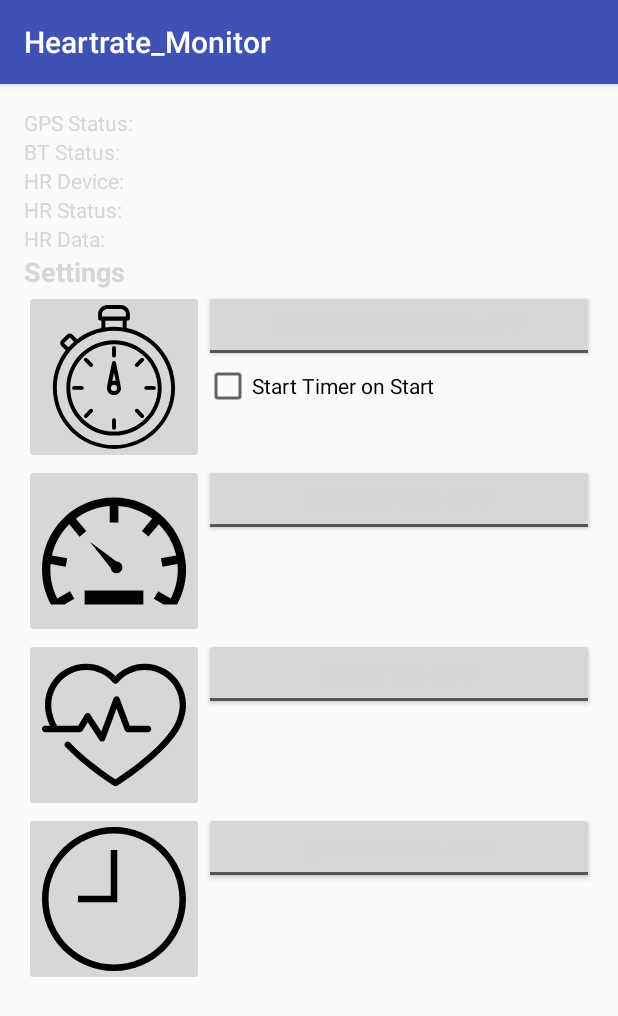
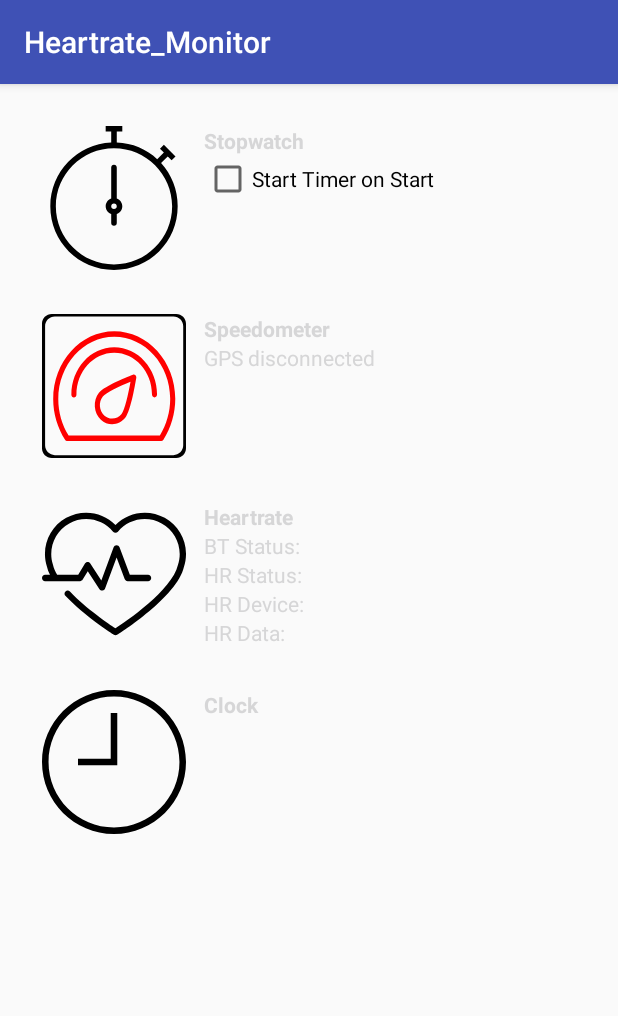
Before and after one commit to kleinandreas2002/myheartrate-on-bike, an Android app: the screen it shows after launch (MainActivity), on a phone screen of 412 x 824 dp. Shown: the top 1016 px of the screen. Run offline under Robolectric (Android 15) with nearby library versions, the phone set to English and light mode, and no system bars.

Commit message:
intermediate status
next steps: prepare stopwatch heartrate and clock button with toogle svg files

```diff
--- a/app/src/main/java/com/example/aklesoft/heartrate_monitor/MainActivity.java
+++ b/app/src/main/java/com/example/aklesoft/heartrate_monitor/MainActivity.java
@@ -120,7 +120,7 @@ public class MainActivity extends AppCompatActivity{
         SettingSpeedView = (ToggleButton) findViewById(R.id.SettingSpeedView);
         SettingHRView = (ToggleButton) findViewById(R.id.SettingHRView);
         SettingClockView = (ToggleButton) findViewById(R.id.SettingClockView);
-        SettingTimerView = (ToggleButton) findViewById(R.id.SettingTimerView);
+        SettingTimerView = (ToggleButton) findViewById(R.id.SettingStopWatchView);
 
         tHR_Status = (TextView) findViewById(R.id.HR_Status);
         tHR_Data = (TextView) findViewById(R.id.HR_Data);
--- /dev/null
+++ b/app/src/main/res/drawable/ic_speedometer_false.xml
@@ -0,0 +1,12 @@
+<vector android:height="96dp" android:viewportHeight="58.982"
+    android:viewportWidth="58.982" android:width="96dp" xmlns:android="http://schemas.android.com/apk/res/android">
+    <path android:fillColor="#ff0000" android:pathData="m37.26,24.88c-1.18,0.45 -11.64,4.46 -13.94,7.41 -1.23,1.59 -1.83,3.61 -1.68,5.7 0.15,2.08 1.04,3.97 2.48,5.33 1.29,1.2 2.93,1.87 4.62,1.87 2.09,0 4.07,-1 5.43,-2.75 2.29,-2.96 4.24,-14.93 4.45,-16.28 0.06,-0.4 -0.07,-0.8 -0.35,-1.07 -0.28,-0.26 -0.66,-0.34 -1.01,-0.21zM32.59,40.96c-1.74,2.24 -5.07,2.53 -7.11,0.62 -1.02,-0.96 -1.65,-2.3 -1.76,-3.77 -0.11,-1.47 0.31,-2.91 1.19,-4.03 1.29,-1.66 6.97,-4.32 11.34,-6.08 -0.87,4.91 -2.38,11.61 -3.66,13.25zM29.59,7.04C15.8,7.04 4.59,19.53 4.59,34.87c0,5.85 1.75,11.78 4.92,16.69 0.19,0.3 0.51,0.48 0.85,0.48L48.82,52.04c0.34,0 0.65,-0.18 0.85,-0.48 3.17,-4.9 4.92,-10.88 4.92,-16.82C54.59,19.47 43.37,7.04 29.59,7.04ZM48.28,49.76L10.9,49.76C8.17,45.33 6.67,40.07 6.67,34.87c0,-14.08 10.28,-25.55 22.92,-25.55 12.64,0 22.92,11.4 22.92,25.42 0,5.28 -1.5,10.58 -4.23,15.01zM29.59,13.62c-9.68,0 -17.56,8.73 -17.56,19.46 0,0.63 0.47,1.14 1.04,1.14 0.58,0 1.04,-0.51 1.04,-1.14 0,-9.47 6.94,-17.17 15.47,-17.17 8.53,0 15.47,7.68 15.47,17.11 0,0.63 0.47,1.14 1.04,1.14 0.57,0 1.04,-0.51 1.04,-1.14C47.15,22.32 39.27,13.62 29.59,13.62Z"/>
+    <path android:fillColor="#000000"
+        android:pathData="M0,0h1.14v58.98h-1.14z" android:strokeWidth="0.70738345"/>
+    <path android:fillColor="#000000"
+        android:pathData="M0,0h58.98v1.14h-58.98z" android:strokeWidth="0.75498348"/>
+    <path android:fillColor="#000000"
+        android:pathData="M57.84,0h1.14v58.98h-1.14z" android:strokeWidth="0.75498343"/>
+    <path android:fillColor="#000000"
+        android:pathData="M0,57.84h58.98v1.14h-58.98z" android:strokeWidth="0.75498343"/>
+</vector>
--- /dev/null
+++ b/app/src/main/res/drawable/ic_speedometer_false_round.xml
@@ -0,0 +1,5 @@
+<vector android:height="96dp" android:viewportHeight="58.982"
+    android:viewportWidth="58.982" android:width="96dp" xmlns:android="http://schemas.android.com/apk/res/android">
+    <path android:fillColor="#ff0000" android:pathData="m37.26,24.88c-1.18,0.45 -11.64,4.46 -13.94,7.41 -1.23,1.59 -1.83,3.61 -1.68,5.7 0.15,2.08 1.04,3.97 2.48,5.33 1.29,1.2 2.93,1.87 4.62,1.87 2.09,0 4.07,-1 5.43,-2.75 2.29,-2.96 4.24,-14.93 4.45,-16.28 0.06,-0.4 -0.07,-0.8 -0.35,-1.07 -0.28,-0.26 -0.66,-0.34 -1.01,-0.21zM32.59,40.96c-1.74,2.24 -5.07,2.53 -7.11,0.62 -1.02,-0.96 -1.65,-2.3 -1.76,-3.77 -0.11,-1.47 0.31,-2.91 1.19,-4.03 1.29,-1.66 6.97,-4.32 11.34,-6.08 -0.87,4.91 -2.38,11.61 -3.66,13.25zM29.59,7.04C15.8,7.04 4.59,19.53 4.59,34.87c0,5.85 1.75,11.78 4.92,16.69 0.19,0.3 0.51,0.48 0.85,0.48L48.82,52.04c0.34,0 0.65,-0.18 0.85,-0.48 3.17,-4.9 4.92,-10.88 4.92,-16.82C54.59,19.47 43.37,7.04 29.59,7.04ZM48.28,49.76L10.9,49.76C8.17,45.33 6.67,40.07 6.67,34.87c0,-14.08 10.28,-25.55 22.92,-25.55 12.64,0 22.92,11.4 22.92,25.42 0,5.28 -1.5,10.58 -4.23,15.01zM29.59,13.62c-9.68,0 -17.56,8.73 -17.56,19.46 0,0.63 0.47,1.14 1.04,1.14 0.58,0 1.04,-0.51 1.04,-1.14 0,-9.47 6.94,-17.17 15.47,-17.17 8.53,0 15.47,7.68 15.47,17.11 0,0.63 0.47,1.14 1.04,1.14 0.57,0 1.04,-0.51 1.04,-1.14C47.15,22.32 39.27,13.62 29.59,13.62Z"/>
+    <path android:fillColor="#000000" android:pathData="M4,0C1.78,0 0,1.78 0,4L0,54.98C0,57.2 1.78,58.98 4,58.98L54.98,58.98C57.2,58.98 58.98,57.2 58.98,54.98L58.98,4C58.98,1.78 57.2,0 54.98,0L4,0zM5.27,1.06L53.84,1.06C56.06,1.06 57.84,2.84 57.84,5.06L57.84,53.81C57.84,56.03 56.06,57.81 53.84,57.81L5.27,57.81C3.05,57.81 1.27,56.03 1.27,53.81L1.27,5.06C1.27,2.84 3.05,1.06 5.27,1.06z"/>
+</vector>
--- /dev/null
+++ b/app/src/main/res/drawable/ic_speedometer_true.xml
@@ -0,0 +1,12 @@
+<vector android:height="96dp" android:viewportHeight="58.982"
+    android:viewportWidth="58.982" android:width="96dp" xmlns:android="http://schemas.android.com/apk/res/android">
+    <path android:fillColor="#00ff00" android:pathData="m37.26,24.88c-1.18,0.45 -11.64,4.46 -13.94,7.41 -1.23,1.59 -1.83,3.61 -1.68,5.7 0.15,2.08 1.04,3.97 2.48,5.33 1.29,1.2 2.93,1.87 4.62,1.87 2.09,0 4.07,-1 5.43,-2.75 2.29,-2.96 4.24,-14.93 4.45,-16.28 0.06,-0.4 -0.07,-0.8 -0.35,-1.07 -0.28,-0.26 -0.66,-0.34 -1.01,-0.21zM32.59,40.96c-1.74,2.24 -5.07,2.53 -7.11,0.62 -1.02,-0.96 -1.65,-2.3 -1.76,-3.77 -0.11,-1.47 0.31,-2.91 1.19,-4.03 1.29,-1.66 6.97,-4.32 11.34,-6.08 -0.87,4.91 -2.38,11.61 -3.66,13.25zM29.59,7.04C15.8,7.04 4.59,19.53 4.59,34.87c0,5.85 1.75,11.78 4.92,16.69 0.19,0.3 0.51,0.48 0.85,0.48L48.82,52.04c0.34,0 0.65,-0.18 0.85,-0.48 3.17,-4.9 4.92,-10.88 4.92,-16.82C54.59,19.47 43.37,7.04 29.59,7.04ZM48.28,49.76L10.9,49.76C8.17,45.33 6.67,40.07 6.67,34.87c0,-14.08 10.28,-25.55 22.92,-25.55 12.64,0 22.92,11.4 22.92,25.42 0,5.28 -1.5,10.58 -4.23,15.01zM29.59,13.62c-9.68,0 -17.56,8.73 -17.56,19.46 0,0.63 0.47,1.14 1.04,1.14 0.58,0 1.04,-0.51 1.04,-1.14 0,-9.47 6.94,-17.17 15.47,-17.17 8.53,0 15.47,7.68 15.47,17.11 0,0.63 0.47,1.14 1.04,1.14 0.57,0 1.04,-0.51 1.04,-1.14C47.15,22.32 39.27,13.62 29.59,13.62Z"/>
+    <path android:fillColor="#000000"
+        android:pathData="M0,0h1.14v58.98h-1.14z" android:strokeWidth="0.70738345"/>
+    <path android:fillColor="#000000"
+        android:pathData="M0,0h58.98v1.14h-58.98z" android:strokeWidth="0.75498348"/>
+    <path android:fillColor="#000000"
+        android:pathData="M57.84,0h1.14v58.98h-1.14z" android:strokeWidth="0.75498343"/>
+    <path android:fillColor="#000000"
+        android:pathData="M0,57.84h58.98v1.14h-58.98z" android:strokeWidth="0.75498343"/>
+</vector>
--- /dev/null
+++ b/app/src/main/res/drawable/ic_speedometer_true_round.xml
@@ -0,0 +1,5 @@
+<vector android:height="96dp" android:viewportHeight="58.982"
+    android:viewportWidth="58.982" android:width="96dp" xmlns:android="http://schemas.android.com/apk/res/android">
+    <path android:fillColor="#00ff00" android:pathData="m37.26,24.88c-1.18,0.45 -11.64,4.46 -13.94,7.41 -1.23,1.59 -1.83,3.61 -1.68,5.7 0.15,2.08 1.04,3.97 2.48,5.33 1.29,1.2 2.93,1.87 4.62,1.87 2.09,0 4.07,-1 5.43,-2.75 2.29,-2.96 4.24,-14.93 4.45,-16.28 0.06,-0.4 -0.07,-0.8 -0.35,-1.07 -0.28,-0.26 -0.66,-0.34 -1.01,-0.21zM32.59,40.96c-1.74,2.24 -5.07,2.53 -7.11,0.62 -1.02,-0.96 -1.65,-2.3 -1.76,-3.77 -0.11,-1.47 0.31,-2.91 1.19,-4.03 1.29,-1.66 6.97,-4.32 11.34,-6.08 -0.87,4.91 -2.38,11.61 -3.66,13.25zM29.59,7.04C15.8,7.04 4.59,19.53 4.59,34.87c0,5.85 1.75,11.78 4.92,16.69 0.19,0.3 0.51,0.48 0.85,0.48L48.82,52.04c0.34,0 0.65,-0.18 0.85,-0.48 3.17,-4.9 4.92,-10.88 4.92,-16.82C54.59,19.47 43.37,7.04 29.59,7.04ZM48.28,49.76L10.9,49.76C8.17,45.33 6.67,40.07 6.67,34.87c0,-14.08 10.28,-25.55 22.92,-25.55 12.64,0 22.92,11.4 22.92,25.42 0,5.28 -1.5,10.58 -4.23,15.01zM29.59,13.62c-9.68,0 -17.56,8.73 -17.56,19.46 0,0.63 0.47,1.14 1.04,1.14 0.58,0 1.04,-0.51 1.04,-1.14 0,-9.47 6.94,-17.17 15.47,-17.17 8.53,0 15.47,7.68 15.47,17.11 0,0.63 0.47,1.14 1.04,1.14 0.57,0 1.04,-0.51 1.04,-1.14C47.15,22.32 39.27,13.62 29.59,13.62Z"/>
+    <path android:fillColor="#000000" android:pathData="M4,0C1.78,0 0,1.78 0,4L0,54.98C0,57.2 1.78,58.98 4,58.98L54.98,58.98C57.2,58.98 58.98,57.2 58.98,54.98L58.98,4C58.98,1.78 57.2,0 54.98,0L4,0zM5.27,1.06L53.84,1.06C56.06,1.06 57.84,2.84 57.84,5.06L57.84,53.81C57.84,56.03 56.06,57.81 53.84,57.81L5.27,57.81C3.05,57.81 1.27,56.03 1.27,53.81L1.27,5.06C1.27,2.84 3.05,1.06 5.27,1.06z"/>
+</vector>
--- a/app/src/main/res/drawable/speedometer_96dp.xml
+++ b/app/src/main/res/drawable/speedometer_96dp.xml
@@ -1,6 +1,4 @@
-<vector android:height="96dp" android:viewportHeight="428.948"
-    android:viewportWidth="428.948" android:width="96dp" xmlns:android="http://schemas.android.com/apk/res/android">
-    <path android:fillColor="#030104" android:pathData="M222,280.5c9.7,0 17.5,-7.9 17.5,-17.6c0,-9.7 -7.9,-17.5 -17.5,-17.5l-79.4,-58.4l61.8,77C205,273.2 212.7,280.5 222,280.5z"/>
-    <path android:fillColor="#030104" android:pathData="M127,332.2h174.9v41.5h-174.9z"/>
-    <path android:fillColor="#030104" android:pathData="M366.1,118.1c-40.5,-40.5 -94.4,-62.8 -151.7,-62.8c-57.3,0 -111.1,22.3 -151.7,62.8S0,212.4 0,269.7c0,37 9.3,72.5 26.8,104h40.1l29.3,-16.9l-12.9,-22.4l-37.7,21.8c-13.3,-25.9 -20.8,-55.3 -20.8,-86.4c0,-5.5 0.3,-11 0.7,-16.3l45,7.9l4.5,-25.5l-45.5,-8c8.1,-35.9 26.5,-67.9 51.8,-92.9l30.8,36.7l19.8,-16.6l-31,-37c28.5,-21.4 63.1,-34.9 100.8,-37.5v49.1h25.9V80.4c37.6,2.5 72.3,16.1 100.8,37.5l-31,37l19.8,16.6l30.8,-36.7c25.3,25 43.6,57.1 51.8,92.9l-45.5,8l4.5,25.5l44.9,-7.9c0.5,5.4 0.7,10.8 0.7,16.3c0,31.1 -7.5,60.5 -20.8,86.4l-37.7,-21.8l-12.9,22.4l29.3,16.9h40.1c17.5,-31.5 26.8,-67 26.8,-104C428.9,212.4 406.6,158.6 366.1,118.1z"/>
+<vector android:height="96dp" android:viewportHeight="58.982"
+    android:viewportWidth="58.982" android:width="96dp" xmlns:android="http://schemas.android.com/apk/res/android">
+    <path android:fillColor="#FF000000" android:pathData="M38.54,24.48c-1.4,0.48 -13.73,4.8 -16.44,7.98c-1.46,1.71 -2.16,3.89 -1.98,6.13c0.18,2.24 1.22,4.28 2.93,5.74c1.52,1.29 3.45,2.01 5.45,2.01c2.47,0 4.8,-1.08 6.4,-2.96c2.71,-3.19 5,-16.07 5.25,-17.53c0.07,-0.43 -0.08,-0.86 -0.41,-1.15C39.41,24.42 38.95,24.33 38.54,24.48zM33.03,41.78c-2.05,2.41 -5.98,2.73 -8.39,0.67c-1.21,-1.03 -1.95,-2.47 -2.07,-4.06c-0.13,-1.59 0.37,-3.13 1.4,-4.34c1.52,-1.79 8.22,-4.65 13.38,-6.54C36.32,32.8 34.53,40.01 33.03,41.78zM29.49,5.27C13.23,5.27 0,18.71 0,35.23c0,6.3 2.06,12.68 5.8,17.96c0.23,0.33 0.6,0.52 1,0.52H52.18c0.4,0 0.77,-0.19 1,-0.52c3.74,-5.28 5.8,-11.71 5.8,-18.1C58.98,18.65 45.75,5.27 29.49,5.27zM51.54,51.25H7.44c-3.22,-4.77 -4.99,-10.43 -4.99,-16.02c0,-15.16 12.13,-27.5 27.03,-27.5s27.03,12.27 27.03,27.36C56.52,40.77 54.76,46.48 51.54,51.25zM29.49,12.35c-11.42,0 -20.71,9.4 -20.71,20.94c0,0.68 0.55,1.23 1.23,1.23c0.68,0 1.23,-0.55 1.23,-1.23c0,-10.19 8.19,-18.48 18.25,-18.48c10.06,0 18.25,8.26 18.25,18.42c0,0.68 0.55,1.23 1.23,1.23c0.68,0 1.23,-0.55 1.23,-1.23C50.2,21.72 40.91,12.35 29.49,12.35z"/>
 </vector>
--- /dev/null
+++ b/app/src/main/res/drawable/stopwatch_96dp.xml
@@ -0,0 +1,5 @@
+<vector android:height="96dp" android:viewportHeight="497.25"
+    android:viewportWidth="497.25" android:width="96dp" xmlns:android="http://schemas.android.com/apk/res/android">
+    <path android:fillColor="#FF000000" android:pathData="M258.2,250.5v-107.1c0,-5.7 -3.8,-9.6 -9.6,-9.6s-9.6,3.8 -9.6,9.6v107.1c-11.5,3.8 -19.1,15.3 -19.1,26.8s7.7,23 19.1,26.8v30.6c0,5.7 3.8,9.6 9.6,9.6s9.6,-3.8 9.6,-9.6v-30.6c11.5,-3.8 19.1,-15.3 19.1,-26.8S269.7,254.4 258.2,250.5zM248.6,286.9c-5.7,0 -9.6,-3.8 -9.6,-9.6s3.8,-9.6 9.6,-9.6s9.6,3.8 9.6,9.6S254.4,286.9 248.6,286.9z"/>
+    <path android:fillColor="#FF000000" android:pathData="M411.2,128.1l23,-23l13.4,13.4l13.4,-13.4L420.8,65l-13.4,13.4L420.8,91.8l-23,23c-36.3,-34.4 -86.1,-55.5 -139.6,-57.4v-38.3h19.1V0h-57.4v19.1h19.1v38.3C122.4,63.1 28.7,158.7 28.7,277.3c0,122.4 97.5,219.9 219.9,219.9c122.4,0 219.9,-97.5 219.9,-219.9C468.6,219.9 447.5,168.3 411.2,128.1zM248.6,478.1c-110.9,0 -200.8,-89.9 -200.8,-200.8S137.7,76.5 248.6,76.5s200.8,89.9 200.8,200.8S359.5,478.1 248.6,478.1z"/>
+</vector>
--- /dev/null
+++ b/app/src/main/res/drawable/stopwatch_selector.xml
@@ -0,0 +1,5 @@
+<?xml version="1.0" encoding="utf-8"?>
+<selector xmlns:android="http://schemas.android.com/apk/res/android">
+        <item android:drawable="@drawable/ic_speedometer_false_round" android:state_checked="false" />
+        <item android:drawable="@drawable/ic_speedometer_true_round" android:state_checked="true" />
+</selector>
--- a/app/src/main/res/layout/activity_main.xml
+++ b/app/src/main/res/layout/activity_main.xml
@@ -19,42 +19,6 @@
         android:layout_alignParentBottom="true"
         android:clickable="true">
 
-        <TextView
-            android:id="@+id/GPS_Status"
-            android:layout_width="match_parent"
-            android:layout_height="wrap_content"
-            android:text="GPS Status: "
-            android:textColor="@color/cast_expanded_controller_background_color" />
-
-        <TextView
-            android:text="BT Status: "
-            android:layout_width="match_parent"
-            android:layout_height="wrap_content"
-            android:textColor="@color/cast_expanded_controller_background_color"
-            android:id="@+id/BT_Status" />
-
-        <TextView
-            android:text="HR Device: "
-            android:layout_width="match_parent"
-            android:layout_height="wrap_content"
-            android:textColor="@color/cast_expanded_controller_background_color"
-            android:id="@+id/HR_Device" />
-
-        <TextView
-            android:text="HR Status: "
-            android:layout_width="match_parent"
-            android:layout_height="wrap_content"
-            android:textColor="@color/cast_expanded_controller_background_color"
-            android:id="@+id/HR_Status" />
-
-
-
-        <TextView
-            android:text="HR Data: "
-            android:layout_width="match_parent"
-            android:layout_height="wrap_content"
-            android:textColor="@color/cast_expanded_controller_background_color"
-            android:id="@+id/HR_Data" />
 
         <!--<Button-->
             <!--android:id="@+id/button_blackmode"-->
@@ -63,38 +27,36 @@
             <!--android:onClick="GoToBlackMode"-->
             <!--android:text="Go to Black Mode" />-->
 
-        <TextView
-            android:layout_width="match_parent"
-            android:layout_height="wrap_content"
-            android:text="Settings"
-            android:textColor="@color/cast_expanded_controller_background_color"
-            android:textSize="18sp"
-            android:textStyle="bold" />
-
         <LinearLayout
             android:layout_width="match_parent"
             android:layout_height="wrap_content"
             android:orientation="horizontal">
 
-            <ImageButton
-                android:id="@+id/imageButton"
-                android:layout_width="wrap_content"
-                android:layout_height="wrap_content"
-                app:srcCompat="@drawable/big_stopwatch_96dp" />
+            <ToggleButton
+                android:id="@+id/SettingStopWatchView"
+                android:layout_width="96dp"
+                android:layout_height="96dp"
+                android:layout_centerInParent="true"
+                android:background="@drawable/stopwatch_96dp"
+                android:padding="12dp"
+                android:layout_margin="12dp"
+                android:textOff=""
+                android:textOn=""
+                android:onClick="SettingStopwatchOnClick"/>
 
             <LinearLayout
                 android:layout_width="match_parent"
                 android:layout_height="match_parent"
                 android:orientation="vertical">
 
-                <ToggleButton
-                    android:id="@+id/SettingTimerView"
+                <TextView
                     android:layout_width="match_parent"
                     android:layout_height="wrap_content"
-                    android:onClick="SettingStopwatchOnClick"
+                    android:text="Stopwatch"
                     android:textColor="@color/cast_expanded_controller_background_color"
-                    android:textOff="Show Stopwatch - OFF"
-                    android:textOn="Show Stopwatch - ON" />
+                    android:textSize="14sp"
+                    android:textStyle="bold"
+                    android:layout_marginTop="12dp"/>
 
                 <CheckBox
                     android:layout_width="match_parent"
@@ -104,69 +66,160 @@
 
         </LinearLayout>
 
-        <LinearLayout
+        <Space
             android:layout_width="match_parent"
-            android:layout_height="wrap_content"
-            android:orientation="horizontal">
-
-            <ImageButton
-                android:id="@+id/imageButton2"
-                android:layout_width="wrap_content"
-                android:layout_height="wrap_content"
-                app:srcCompat="@drawable/speedometer_96dp" />
-
-            <ToggleButton
-                android:id="@+id/SettingSpeedView"
-                android:layout_width="match_parent"
-                android:layout_height="wrap_content"
-                android:checked="false"
-                android:onClick="SettingSpeedOnClick"
-                android:textColor="@color/cast_expanded_controller_background_color"
-                android:textOff="Show Speed - OFF"
-                android:textOn="Show Speed - ON" />
-        </LinearLayout>
+            android:layout_height="5dp"
+            android:visibility="visible" />
 
         <LinearLayout
             android:layout_width="match_parent"
             android:layout_height="wrap_content"
             android:orientation="horizontal">
 
-            <ImageButton
-                android:id="@+id/imageButton3"
-                android:layout_width="wrap_content"
-                android:layout_height="wrap_content"
-                app:srcCompat="@drawable/heart_shape_96dp" />
+            <ToggleButton
+                android:id="@+id/SettingSpeedView"
+                android:layout_width="96dp"
+                android:layout_height="96dp"
+                android:layout_centerInParent="true"
+                android:background="@drawable/stopwatch_selector"
+                android:padding="12dp"
+                android:layout_margin="12dp"
+                android:textOff=""
+                android:textOn=""
+                android:onClick="SettingSpeedOnClick"/>
 
-            <ToggleButton
-                android:id="@+id/SettingHRView"
+            <LinearLayout
                 android:layout_width="match_parent"
-                android:layout_height="wrap_content"
-                android:onClick="SettingHrOnClick"
-                android:textColor="@color/cast_expanded_controller_background_color"
-                android:textOff="Show HR - OFF"
-                android:textOn="Show HR - ON" />
+                android:layout_height="match_parent"
+                android:orientation="vertical">
+
+                <TextView
+                    android:layout_width="match_parent"
+                    android:layout_height="wrap_content"
+                    android:text="Speedometer"
+                    android:textColor="@color/cast_expanded_controller_background_color"
+                    android:textSize="14sp"
+                    android:textStyle="bold"
+                    android:layout_marginTop="12dp"/>
+
+                <TextView
+                    android:id="@+id/GPS_Status"
+                    android:layout_width="match_parent"
+                    android:layout_height="wrap_content"
+                    android:text="GPS disconnected"
+                    android:textColor="@color/cast_expanded_controller_background_color" />
+
+            </LinearLayout>
 
         </LinearLayout>
+
+        <Space
+            android:layout_width="match_parent"
+            android:layout_height="5dp"
+            android:visibility="visible" />
 
         <LinearLayout
             android:layout_width="match_parent"
             android:layout_height="wrap_content"
             android:orientation="horizontal">
 
-            <ImageButton
-                android:id="@+id/imageButton4"
-                android:layout_width="wrap_content"
-                android:layout_height="wrap_content"
-                app:srcCompat="@drawable/clock_96dp" />
+            <ToggleButton
+                android:id="@+id/SettingHRView"
+                android:layout_width="96dp"
+                android:layout_height="96dp"
+                android:layout_centerInParent="true"
+                android:background="@drawable/heart_shape_96dp"
+                android:padding="12dp"
+                android:layout_margin="12dp"
+                android:textOff=""
+                android:textOn=""
+                android:onClick="SettingHrOnClick"/>
+
+            <LinearLayout
+                android:layout_width="match_parent"
+                android:layout_height="match_parent"
+                android:orientation="vertical">
+
+                <TextView
+                    android:layout_width="match_parent"
+                    android:layout_height="wrap_content"
+                    android:text="Heartrate"
+                    android:textColor="@color/cast_expanded_controller_background_color"
+                    android:textSize="14sp"
+                    android:textStyle="bold"
+                    android:layout_marginTop="12dp"/>
+
+
+
+                <TextView
+                    android:id="@+id/BT_Status"
+                    android:layout_width="match_parent"
+                    android:layout_height="wrap_content"
+                    android:text="BT Status: "
+                    android:textColor="@color/cast_expanded_controller_background_color" />
+
+                <TextView
+                    android:id="@+id/HR_Status"
+                    android:layout_width="match_parent"
+                    android:layout_height="wrap_content"
+                    android:text="HR Status: "
+                    android:textColor="@color/cast_expanded_controller_background_color" />
+
+                <TextView
+                    android:id="@+id/HR_Device"
+                    android:layout_width="match_parent"
+                    android:layout_height="wrap_content"
+                    android:text="HR Device: "
+                    android:textColor="@color/cast_expanded_controller_background_color" />
+
+                <TextView
+                    android:id="@+id/HR_Data"
+                    android:layout_width="match_parent"
+                    android:layout_height="wrap_content"
+                    android:text="HR Data: "
+                    android:textColor="@color/cast_expanded_controller_background_color" />
+
+            </LinearLayout>
+
+        </LinearLayout>
+
+        <Space
+            android:layout_width="match_parent"
+            android:layout_height="5dp"
+            android:visibility="visible" />
+
+        <LinearLayout
+            android:layout_width="match_parent"
+            android:layout_height="wrap_content"
+            android:orientation="horizontal">
 
             <ToggleButton
                 android:id="@+id/SettingClockView"
+                android:layout_width="96dp"
+                android:layout_height="96dp"
+                android:layout_centerInParent="true"
+                android:background="@drawable/clock_96dp"
+                android:padding="12dp"
+                android:layout_margin="12dp"
+                android:textOff=""
+                android:textOn=""
+                android:onClick="SettingClockOnClick"/>
+
+            <LinearLayout
                 android:layout_width="match_parent"
-                android:layout_height="wrap_content"
-                android:onClick="SettingClockOnClick"
-                android:textColor="@color/cast_expanded_controller_background_color"
-                android:textOff="Show Clock - OFF"
-                android:textOn="Show Clock - ON" />
+                android:layout_height="match_parent"
+                android:orientation="vertical">
+
+                <TextView
+                    android:layout_width="match_parent"
+                    android:layout_height="wrap_content"
+                    android:text="Clock"
+                    android:textColor="@color/cast_expanded_controller_background_color"
+                    android:textSize="14sp"
+                    android:textStyle="bold"
+                    android:layout_marginTop="12dp"/>
+
+            </LinearLayout>
 
         </LinearLayout>
 
--- a/app/src/main/res/values/colors.xml
+++ b/app/src/main/res/values/colors.xml
@@ -1,6 +1,6 @@
 <?xml version="1.0" encoding="utf-8"?>
 <resources>
-    <color name="colorPrimary">#3F51B5</color>
+    <color name="colorPrimary">#3f51b5</color>
     <color name="colorPrimaryDark">#303F9F</color>
-    <color name="colorAccent">#FF4081</color>
+    <color name="colorAccent">#ff4081</color>
 </resources>
```
Also changed, not shown: 7 other files.
